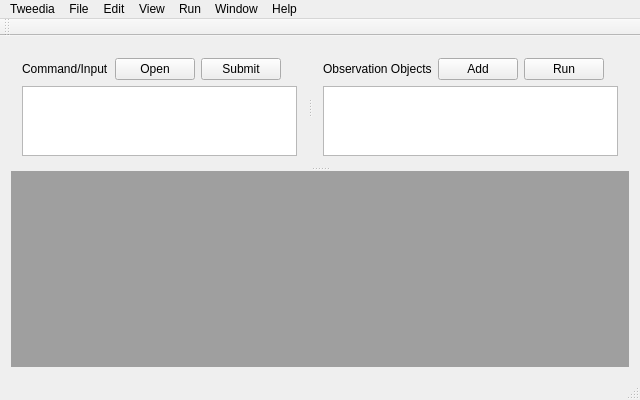
Old version of the form Tweedia-with-plugins/Tweedia/mainwindow.ui in the repository tweedia/Tweedia.
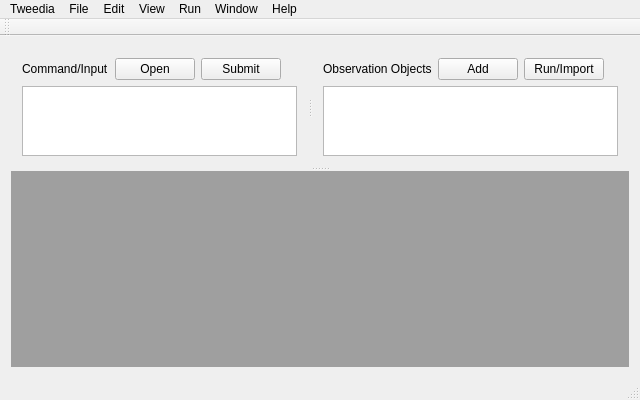
New version of the form.

What changed in the file:
```diff
--- a/Tweedia-with-plugins/Tweedia/mainwindow.ui
+++ b/Tweedia-with-plugins/Tweedia/mainwindow.ui
@@ -76,7 +76,7 @@
          <item row="0" column="2">
           <widget class="QPushButton" name="pushButton_4">
            <property name="text">
-            <string>Run</string>
+            <string>Run/Import</string>
            </property>
           </widget>
          </item>
```
